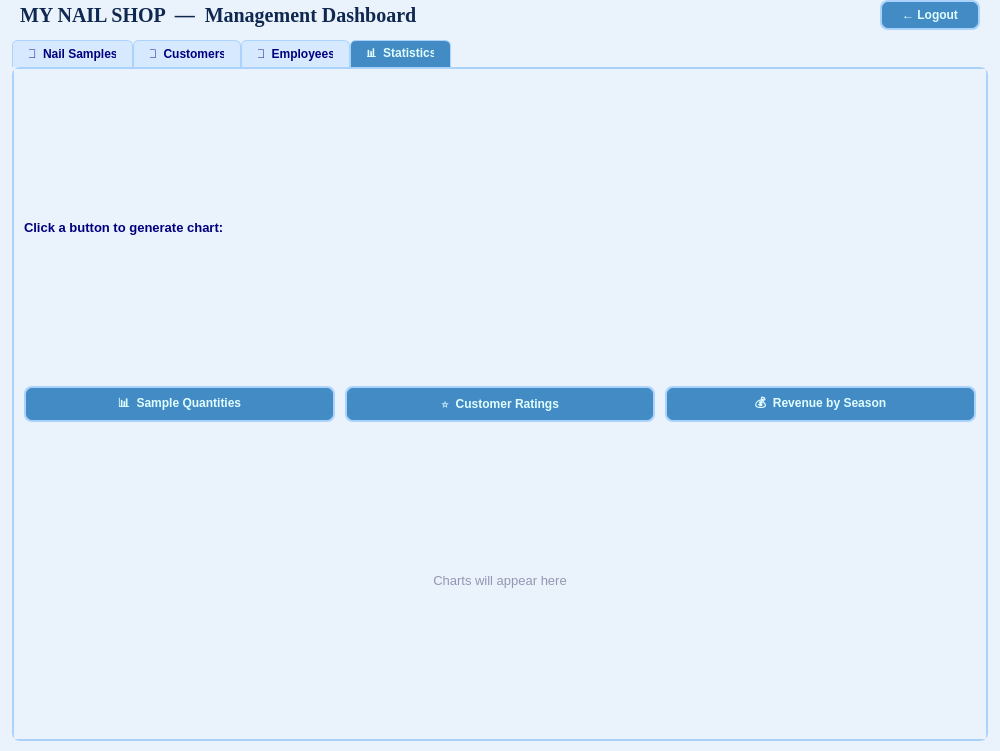
First picture: the form in nail_shop/nail_shop/ui/ProductMainWindow.ui, repository hueptkk24411e-dotcom/ktlt-uel, before the edit.
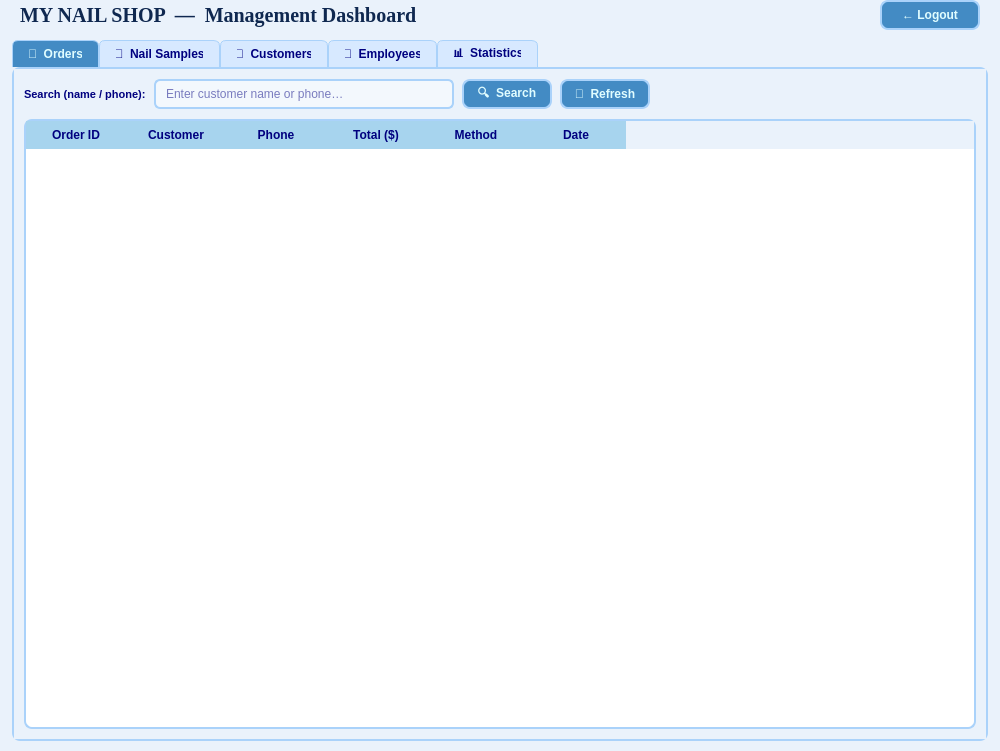
Second picture: the form after the edit. The open tabs and pages were chosen to show the change.

Patch:
```diff
--- a/nail_shop/nail_shop/ui/ProductMainWindow.ui
+++ b/nail_shop/nail_shop/ui/ProductMainWindow.ui
@@ -122,6 +122,170 @@
         <property name="currentIndex">
          <number>0</number>
         </property>
+        <widget class="QWidget" name="tabOrders">
+         <attribute name="title">
+          <string>🧾  Orders</string>
+         </attribute>
+         <layout class="QVBoxLayout" name="ordersTabLayout">
+          <property name="spacing">
+           <number>10</number>
+          </property>
+          <property name="leftMargin">
+           <number>10</number>
+          </property>
+          <property name="topMargin">
+           <number>10</number>
+          </property>
+          <property name="rightMargin">
+           <number>10</number>
+          </property>
+          <property name="bottomMargin">
+           <number>10</number>
+          </property>
+          <item>
+           <layout class="QHBoxLayout" name="ordersToolbarLayout">
+            <property name="spacing">
+             <number>8</number>
+            </property>
+            <item>
+             <widget class="QLabel" name="lblOrderSearch">
+              <property name="styleSheet">
+               <string notr="true">color: rgb(0,0,127); font-size: 11px; font-weight: bold;</string>
+              </property>
+              <property name="text">
+               <string>Search (name / phone):</string>
+              </property>
+             </widget>
+            </item>
+            <item>
+             <widget class="QLineEdit" name="inputOrderSearch">
+              <property name="minimumSize">
+               <size>
+                <width>200</width>
+                <height>30</height>
+               </size>
+              </property>
+              <property name="maximumSize">
+               <size>
+                <width>300</width>
+                <height>30</height>
+               </size>
+              </property>
+              <property name="styleSheet">
+               <string notr="true">QLineEdit { border: 2px solid rgb(170, 210, 250); border-radius: 6px; padding: 3px 8px; background-color: rgb(243, 248, 253); color: rgb(0, 0, 127); font-size: 12px; } QLineEdit:focus { border: 2px solid rgb(67, 139, 196); }</string>
+              </property>
+              <property name="placeholderText">
+               <string>Enter customer name or phone…</string>
+              </property>
+             </widget>
+            </item>
+            <item>
+             <widget class="QPushButton" name="btnOrdersSearch">
+              <property name="minimumSize">
+               <size>
+                <width>90</width>
+                <height>30</height>
+               </size>
+              </property>
+              <property name="maximumSize">
+               <size>
+                <width>90</width>
+                <height>30</height>
+               </size>
+              </property>
+              <property name="styleSheet">
+               <string notr="true">QPushButton { background-color: rgb(67, 139, 196); color: rgb(224, 253, 255); border: 2px solid rgb(170, 210, 250); border-radius: 8px; font-size: 12px; font-weight: bold; padding: 5px 12px; } QPushButton:hover { background-color: #4E86B5; } QPushButton:pressed { background-color: #3a6f99; }</string>
+              </property>
+              <property name="text">
+               <string>🔍  Search</string>
+              </property>
+             </widget>
+            </item>
+            <item>
+             <widget class="QPushButton" name="btnOrdersRefresh">
+              <property name="minimumSize">
+               <size>
+                <width>90</width>
+                <height>30</height>
+               </size>
+              </property>
+              <property name="maximumSize">
+               <size>
+                <width>90</width>
+                <height>30</height>
+               </size>
+              </property>
+              <property name="styleSheet">
+               <string notr="true">QPushButton { background-color: rgb(67, 139, 196); color: rgb(224, 253, 255); border: 2px solid rgb(170, 210, 250); border-radius: 8px; font-size: 12px; font-weight: bold; padding: 5px 12px; } QPushButton:hover { background-color: #4E86B5; } QPushButton:pressed { background-color: #3a6f99; }</string>
+              </property>
+              <property name="text">
+               <string>🔄  Refresh</string>
+              </property>
+             </widget>
+            </item>
+            <item>
+             <spacer name="ordersToolbarSpacer">
+              <property name="orientation">
+               <enum>Qt::Horizontal</enum>
+              </property>
+              <property name="sizeHint" stdset="0">
+               <size>
+                <width>40</width>
+                <height>20</height>
+               </size>
+              </property>
+             </spacer>
+            </item>
+           </layout>
+          </item>
+          <item>
+           <widget class="QTableWidget" name="tableOrders">
+            <property name="styleSheet">
+             <string notr="true">QTableWidget { background-color: white; color: rgb(0, 0, 127); border: 2px solid rgb(170, 210, 250); border-radius: 8px; gridline-color: rgb(215, 233, 255); } QHeaderView::section { background-color: rgb(167, 212, 238); color: rgb(0, 0, 127); font-weight: bold; padding: 5px; border: none; } QTableWidget::item { background-color: white; color: rgb(0, 0, 127); font-size: 12px; padding: 4px; } QTableWidget::item:selected { background-color: rgb(210, 233, 255); color: rgb(0, 0, 127); } QTableWidget::item:alternate { background-color: rgb(243, 248, 253); color: rgb(0, 0, 127); }</string>
+            </property>
+            <property name="editTriggers">
+             <set>QAbstractItemView::NoEditTriggers</set>
+            </property>
+            <property name="selectionBehavior">
+             <enum>QAbstractItemView::SelectRows</enum>
+            </property>
+            <attribute name="verticalHeaderVisible">
+             <bool>false</bool>
+            </attribute>
+            <column>
+             <property name="text">
+              <string>Order ID</string>
+             </property>
+            </column>
+            <column>
+             <property name="text">
+              <string>Customer</string>
+             </property>
+            </column>
+            <column>
+             <property name="text">
+              <string>Phone</string>
+             </property>
+            </column>
+            <column>
+             <property name="text">
+              <string>Total ($)</string>
+             </property>
+            </column>
+            <column>
+             <property name="text">
+              <string>Method</string>
+             </property>
+            </column>
+            <column>
+             <property name="text">
+              <string>Date</string>
+             </property>
+            </column>
+           </widget>
+          </item>
+         </layout>
+        </widget>
         <widget class="QWidget" name="tabSamples">
          <attribute name="title">
           <string>💅  Nail Samples</string>
@@ -1146,28 +1310,6 @@
             <property name="spacing">
              <number>10</number>
             </property>
-            <item>
-             <widget class="QPushButton" name="btnChartSamples">
-              <property name="minimumSize">
-               <size>
-                <width>0</width>
-                <height>36</height>
-               </size>
-              </property>
-              <property name="maximumSize">
-               <size>
-                <width>16777215</width>
-                <height>36</height>
-               </size>
-              </property>
-              <property name="styleSheet">
-               <string notr="true">QPushButton { background-color: rgb(67, 139, 196); color: rgb(224, 253, 255); border: 2px solid rgb(170, 210, 250); border-radius: 8px; font-size: 12px; font-weight: bold; padding: 5px 12px; } QPushButton:hover { background-color: #4E86B5; } QPushButton:pressed { background-color: #3a6f99; }</string>
-              </property>
-              <property name="text">
-               <string>📊  Sample Quantities</string>
-              </property>
-             </widget>
-            </item>
             <item>
              <widget class="QPushButton" name="btnChartFeedback">
               <property name="minimumSize">
```
Left out of the diff: 8 changed lines with no effect on the pictures.
